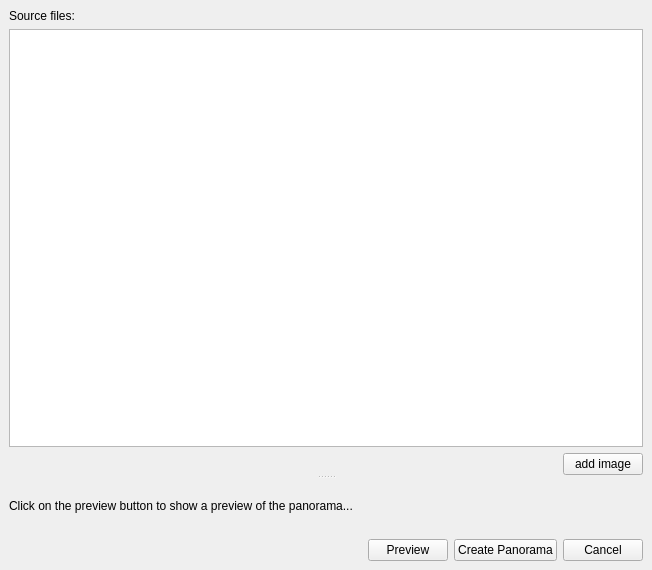
Before: the Qt Designer form krita/plugins/viewplugins/panorama/wdgpanoramacreation.ui in KDE/krita, drawn with Qt 5.
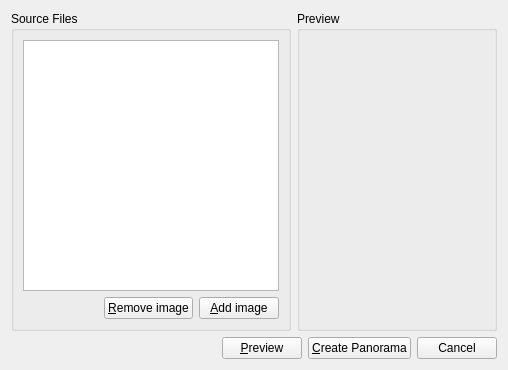
After: the same form once the commit is applied. Custom widgets are drawn as their Qt base class.

Commit message: Make it possible to remove items from the list and make the preview scrollable (so it fits in my tine 1024x768 screen)

Patch:
```diff
--- a/krita/plugins/viewplugins/panorama/wdgpanoramacreation.ui
+++ b/krita/plugins/viewplugins/panorama/wdgpanoramacreation.ui
@@ -5,50 +5,34 @@
    <rect>
     <x>0</x>
     <y>0</y>
-    <width>652</width>
-    <height>570</height>
+    <width>498</width>
+    <height>370</height>
    </rect>
   </property>
-  <layout class="QVBoxLayout" >
-   <property name="margin" >
-    <number>9</number>
-   </property>
-   <property name="spacing" >
-    <number>6</number>
-   </property>
-   <item>
-    <widget class="QSplitter" name="splitter" >
-     <property name="orientation" >
-      <enum>Qt::Vertical</enum>
-     </property>
-     <widget class="QWidget" name="layoutWidget" >
-      <layout class="QVBoxLayout" >
-       <property name="margin" >
-        <number>0</number>
-       </property>
-       <property name="spacing" >
-        <number>6</number>
-       </property>
-       <item>
-        <widget class="QLabel" name="label" >
-         <property name="text" >
-          <string>Source files:</string>
-         </property>
-        </widget>
-       </item>
-       <item>
+  <layout class="QGridLayout" >
+   <item row="0" column="0" >
+    <widget class="QGroupBox" name="groupBox" >
+     <property name="title" >
+      <string>Source Files</string>
+     </property>
+     <layout class="QGridLayout" >
+      <item row="0" column="0" >
         <widget class="QListWidget" name="listImages" >
          <property name="sizePolicy" >
-          <sizepolicy>
-           <hsizetype>7</hsizetype>
-           <vsizetype>3</vsizetype>
+         <sizepolicy vsizetype="MinimumExpanding" hsizetype="MinimumExpanding" >
            <horstretch>0</horstretch>
            <verstretch>0</verstretch>
           </sizepolicy>
          </property>
-        </widget>
-       </item>
-       <item>
+        <property name="maximumSize" >
+         <size>
+          <width>16777215</width>
+          <height>16777215</height>
+         </size>
+        </property>
+       </widget>
+      </item>
+      <item row="1" column="0" >
         <layout class="QHBoxLayout" >
          <property name="margin" >
           <number>0</number>
@@ -69,10 +53,17 @@
            </property>
           </spacer>
          </item>
+        <item>
+         <widget class="QPushButton" name="bnRemove" >
+          <property name="text" >
+           <string>&amp;Remove image</string>
+          </property>
+         </widget>
+        </item>
          <item>
           <widget class="QPushButton" name="pushButtonAddImages" >
            <property name="text" >
-            <string>add image</string>
+           <string>&amp;Add image</string>
            </property>
           </widget>
          </item>
@@ -80,29 +71,42 @@
        </item>
       </layout>
      </widget>
-     <widget class="QWidget" name="layoutWidget" >
+   </item>
+   <item row="0" column="1" >
+    <widget class="QGroupBox" name="grpPreview" >
+     <property name="minimumSize" >
+      <size>
+       <width>200</width>
+       <height>0</height>
+      </size>
+     </property>
+     <property name="title" >
+      <string>Preview</string>
+     </property>
+     <layout class="QGridLayout" >
+      <item row="0" column="0" >
+       <widget class="ImageViewer" native="1" name="wdgPreview" />
+      </item>
+     </layout>
+    </widget>
+   </item>
+   <item row="1" column="0" colspan="2" >
       <layout class="QVBoxLayout" >
-       <property name="margin" >
-        <number>0</number>
-       </property>
        <property name="spacing" >
         <number>6</number>
        </property>
-       <item>
-        <widget class="QLabel" name="labelPreview" >
-         <property name="sizePolicy" >
-          <sizepolicy>
-           <hsizetype>5</hsizetype>
-           <vsizetype>7</vsizetype>
-           <horstretch>0</horstretch>
-           <verstretch>0</verstretch>
-          </sizepolicy>
-         </property>
-         <property name="text" >
-          <string>Click on the preview button to show a preview of the panorama...</string>
-         </property>
-        </widget>
-       </item>
+     <property name="leftMargin" >
+      <number>0</number>
+     </property>
+     <property name="topMargin" >
+      <number>0</number>
+     </property>
+     <property name="rightMargin" >
+      <number>0</number>
+     </property>
+     <property name="bottomMargin" >
+      <number>0</number>
+     </property>
        <item>
         <layout class="QHBoxLayout" >
          <property name="margin" >
@@ -111,6 +115,18 @@
          <property name="spacing" >
           <number>6</number>
          </property>
+       <property name="leftMargin" >
+        <number>0</number>
+       </property>
+       <property name="topMargin" >
+        <number>0</number>
+       </property>
+       <property name="rightMargin" >
+        <number>0</number>
+       </property>
+       <property name="bottomMargin" >
+        <number>0</number>
+       </property>
          <item>
           <spacer>
            <property name="orientation" >
@@ -127,14 +143,14 @@
          <item>
           <widget class="QPushButton" name="pushButtonPreview" >
            <property name="text" >
-            <string>Preview</string>
+          <string>&amp;Preview</string>
            </property>
           </widget>
          </item>
          <item>
           <widget class="QPushButton" name="pushButtonCreatePanorama" >
            <property name="text" >
-            <string>Create Panorama</string>
+          <string>&amp;Create Panorama</string>
            </property>
           </widget>
          </item>
@@ -148,11 +164,17 @@
         </layout>
        </item>
       </layout>
-     </widget>
-    </widget>
    </item>
   </layout>
  </widget>
+ <customwidgets>
+  <customwidget>
+   <class>ImageViewer</class>
+   <extends>QWidget</extends>
+   <header>imageviewer.h</header>
+   <container>1</container>
+  </customwidget>
+ </customwidgets>
  <resources/>
  <connections/>
 </ui>
```
Left out of the diff: 18 changed lines with no effect on the pictures. Lines whose indentation alone changed are shown as unchanged. The commit also changes 2 other files.
